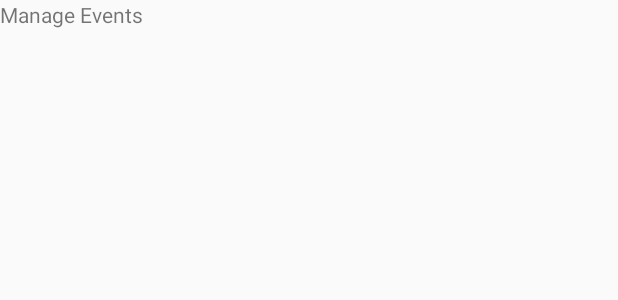
After one commit to Quego/8INF872, an Android app: the layout fragment_manage_events.xml on its own in the app's theme, with its tools: preview values and no code run, on a phone screen of 412 x 824 dp. The commit adds this screen. Shown: the top 300 px of the screen. Run offline under Robolectric (Android 15) with nearby library versions, the phone set to English and light mode, and no system bars.

Commit message:
add new Fragment for Event Management

```diff
--- /dev/null
+++ b/B-For/app/src/main/res/layout/fragment_manage_events.xml
@@ -0,0 +1,13 @@
+<FrameLayout xmlns:android="http://schemas.android.com/apk/res/android"
+    xmlns:tools="http://schemas.android.com/tools"
+    android:layout_width="match_parent"
+    android:layout_height="match_parent"
+    tools:context="bfor8inf972.b_for.view.ManageEvents">
+
+    <!-- TODO: Update blank fragment layout -->
+    <TextView
+        android:layout_width="match_parent"
+        android:layout_height="match_parent"
+        android:text="Manage Events" />
+
+</FrameLayout>
--- a/B-For/app/src/main/res/values/strings.xml
+++ b/B-For/app/src/main/res/values/strings.xml
@@ -14,4 +14,9 @@
 
     <!-- TODO: Remove or change this placeholder text -->
     <string name="hello_blank_fragment">Hello blank fragment</string>
+    <string name="profil_title">Profil</string>
+    <string name="findEvent_title">Trouver un évènement</string>
+    <string name="manageEvent_title">Gérer mes évènements</string>
+    <string name="settings_title">Paramètres</string>
+    <string name="termOfUse_title">C.G.U</string>
 </resources>
```
Also changed, not shown: B-For/app/src/main/java/bfor8inf972/b_for/view/HomeActivity.java (+13 -14 lines), B-For/app/src/main/java/bfor8inf972/b_for/view/ManageEvents.java (added, +109 -0 lines), B-For/app/src/main/res/menu/activity_home_drawer.xml (+7 -7 lines).
